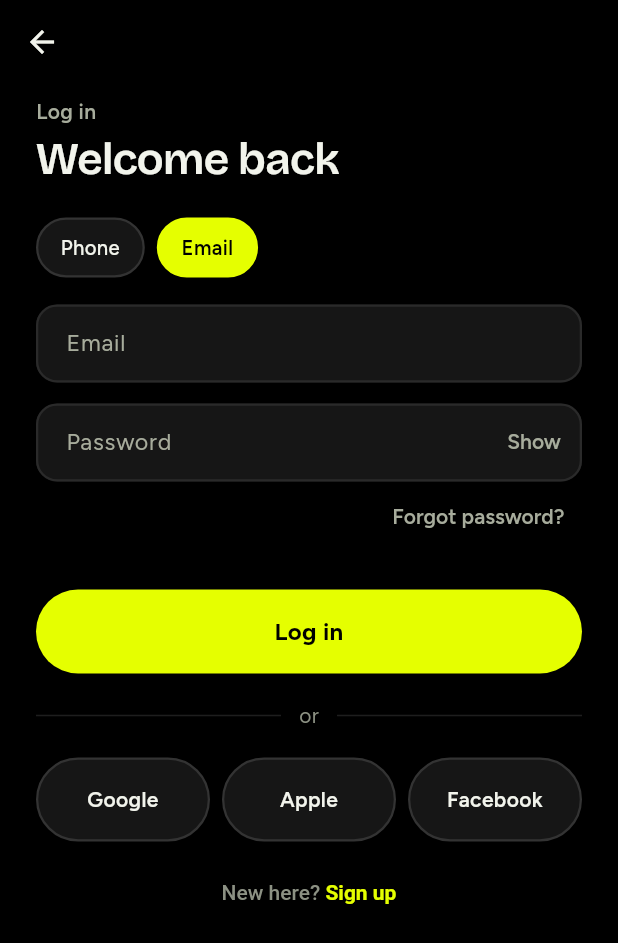
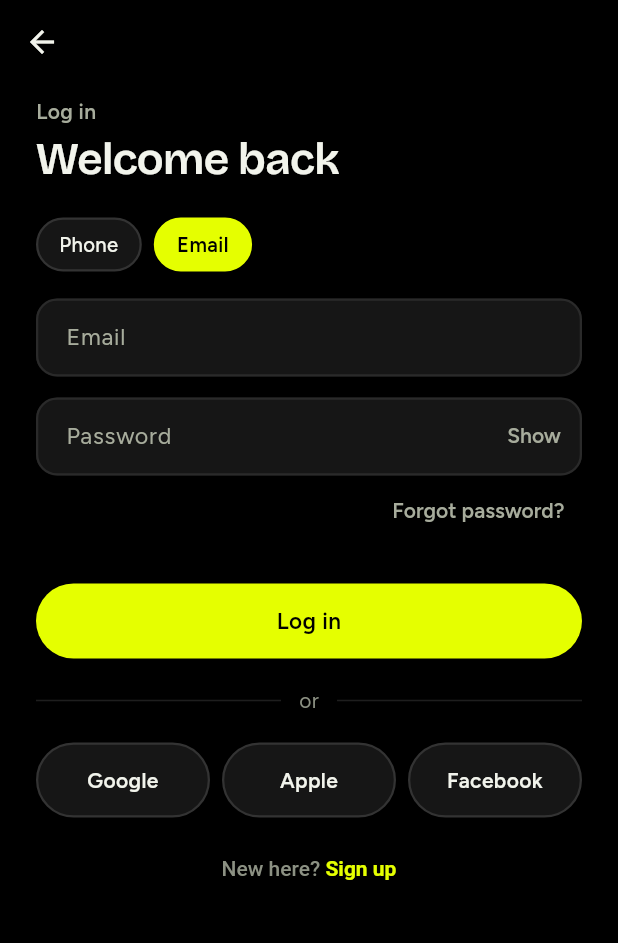
Before and after one commit to jnrkufuor/tracka-pep, a Flutter app: the screen it shows after launch, after a tap on an icon or button, on a phone screen of 412 x 824 dp. Shown: the top 943 px of the screen. Run offline on Flutter 3.47's test engine with Material 3 defaults, Android fonts, the phone set to English and light mode, and no system bars; our stand-ins replace connectivity_plus, firebase_core, firebase_messaging, flutter_secure_storage, flutter_svg, image_picker and 4 more; accounts and stored records are empty; network calls fail.

Commit message:
One button scale: 50 for the main action, 44 in cards, 36 for chips (#40)
Claude-Session: https://claude.ai/code/session_01KiezY9VgCQWvDooMjT1DwM

Co-authored-by: Claude <noreply@anthropic.com>

```diff
--- a/app/lib/screens/auth_screen.dart
+++ b/app/lib/screens/auth_screen.dart
@@ -318,7 +318,7 @@ class _Chip extends StatelessWidget {
 
 /// The board's big rounded buttons: main colour, or dark with a border.
 class _Cta extends StatelessWidget {
-  const _Cta({required this.label, required this.onTap, this.icon, this.ghost = false, this.busy = false, this.size = 16});
+  const _Cta({required this.label, required this.onTap, this.icon, this.ghost = false, this.busy = false, this.size = 15});
 
   final String label;
   final VoidCallback? onTap;
@@ -336,8 +336,8 @@ class _Cta extends StatelessWidget {
       child: Pressable(
         onTap: onTap,
         child: Container(
-          constraints: const BoxConstraints(minHeight: 56),
-          padding: const EdgeInsets.symmetric(horizontal: 16, vertical: 12),
+          constraints: const BoxConstraints(minHeight: Tk.btnMain),
+          padding: const EdgeInsets.symmetric(horizontal: 16, vertical: 8),
           alignment: Alignment.center,
           decoration: BoxDecoration(
             color: ghost ? Tk.field : (onTap == null ? a.main.withValues(alpha: 0.45) : a.main),
@@ -347,11 +347,11 @@ class _Cta extends StatelessWidget {
           child: busy
               ? SizedBox(width: 22, height: 22, child: CircularProgressIndicator(strokeWidth: 2.5, color: fg))
               : Row(mainAxisSize: MainAxisSize.min, children: [
-                  if (icon != null) ...[TIcon(icon!, size: 18, color: fg, stroke: 4), const SizedBox(width: 8)],
+                  if (icon != null) ...[TIcon(icon!, size: 16, color: fg, stroke: 4), const SizedBox(width: 8)],
                   Flexible(
                     child: Text(label,
                         textAlign: TextAlign.center,
-                        style: TextStyle(fontSize: size, fontWeight: ghost ? FontWeight.w600 : FontWeight.w700, color: fg)),
+                        style: TextStyle(fontSize: size, fontWeight: FontWeight.w600, color: fg)),
                   ),
                 ]),
         ),
--- a/app/lib/screens/home_screen.dart
+++ b/app/lib/screens/home_screen.dart
@@ -410,9 +410,9 @@ class _DayCard extends StatelessWidget {
         BPepNote(mood: kind == 'rest' ? PepMood.calm : PepMood.reading, text: focus),
         const SizedBox(height: 12),
         if (canStart)
-          BCta('Start training', height: 50, onTap: () => Navigator.of(context).push(MaterialPageRoute(builder: (_) => SessionScreen(sessionKey: item.id))))
+          BCta('Start training', height: Tk.btnInCard, onTap: () => Navigator.of(context).push(MaterialPageRoute(builder: (_) => SessionScreen(sessionKey: item.id))))
         else
-          BCta('See your week', ghost: true, height: 50, onTap: () => Navigator.of(context).push(MaterialPageRoute(builder: (_) => const WeekScreen()))),
+          BCta('See your week', ghost: true, height: Tk.btnInCard, onTap: () => Navigator.of(context).push(MaterialPageRoute(builder: (_) => const WeekScreen()))),
         if (week.health != 'fine') ...[
           const SizedBox(height: 12),
           Pressable(
@@ -500,7 +500,7 @@ class _StartHere extends StatelessWidget {
               ]),
             ),
           ),
-        if (cta != null && next != null) ...[const SizedBox(height: 8), BCta(cta, height: 50, onTap: next.go)],
+        if (cta != null && next != null) ...[const SizedBox(height: 8), BCta(cta, height: Tk.btnInCard, onTap: next.go)],
       ]),
     );
   }
--- a/app/lib/screens/training_screens.dart
+++ b/app/lib/screens/training_screens.dart
@@ -474,9 +474,9 @@ class _SessionScreenState extends State<SessionScreen> {
                       Text(step.how, textAlign: TextAlign.center, style: bNote.copyWith(fontSize: 13)),
                       const SizedBox(height: 14),
                       Row(children: [
-                        Expanded(child: BCta(_running ? 'Pause' : (_left == null ? 'Start' : 'Go on'), ghost: true, height: 48, onTap: () => _toggle(p))),
+                        Expanded(child: BCta(_running ? 'Pause' : (_left == null ? 'Start' : 'Go on'), ghost: true, height: Tk.btnInCard, onTap: () => _toggle(p))),
                         const SizedBox(width: 10),
-                        Expanded(child: BCta(at < p.steps.length - 1 ? 'Next drill' : 'Finish', height: 48, onTap: () => _next(p))),
+                        Expanded(child: BCta(at < p.steps.length - 1 ? 'Next drill' : 'Finish', height: Tk.btnInCard, onTap: () => _next(p))),
                       ]),
                     ]),
                   ),
--- a/app/lib/theme/theme.dart
+++ b/app/lib/theme/theme.dart
@@ -104,18 +104,20 @@ ThemeData trackaTheme({MainColour colour = MainColour.volt}) {
         foregroundColor: a.on,
         disabledBackgroundColor: Tk.field,
         disabledForegroundColor: Tk.faint,
-        minimumSize: const Size(64, 54),
+        minimumSize: const Size(64, Tk.btnMain),
+        padding: const EdgeInsets.symmetric(horizontal: 20),
         shape: const StadiumBorder(),
-        textStyle: const TextStyle(fontFamily: TType.text, fontSize: 15.5, fontWeight: FontWeight.w700),
+        textStyle: const TextStyle(fontFamily: TType.text, fontSize: 15, fontWeight: FontWeight.w600),
       ),
     ),
     outlinedButtonTheme: OutlinedButtonThemeData(
       style: OutlinedButton.styleFrom(
         foregroundColor: Tk.ink,
         side: const BorderSide(color: Tk.lineStrong, width: 1.5),
-        minimumSize: const Size(64, 50),
+        minimumSize: const Size(64, Tk.btnInCard),
+        padding: const EdgeInsets.symmetric(horizontal: 18),
         shape: const StadiumBorder(),
-        textStyle: const TextStyle(fontFamily: TType.text, fontSize: 15, fontWeight: FontWeight.w700),
+        textStyle: const TextStyle(fontFamily: TType.text, fontSize: 14.5, fontWeight: FontWeight.w600),
       ),
     ),
     textButtonTheme: TextButtonThemeData(
--- a/app/lib/theme/tokens.dart
+++ b/app/lib/theme/tokens.dart
@@ -47,6 +47,16 @@ class Tk {
   static const stoneTile = Color(0xFF23251F);
 
   // Shapes.
+  // Button heights: one scale everywhere, like iOS and Material apps.
+  //   main     50  the one main action on a screen (Continue, Start training)
+  //   inCard   44  buttons inside a card, or two side by side
+  //   small    36  chips, filters and small pills
+  // 44 is also the smallest comfortable tap target, so nothing tappable is
+  // shorter than 44 except chips, which get extra space around them.
+  static const btnMain = 50.0;
+  static const btnInCard = 44.0;
+  static const btnSmall = 36.0;
+
   static const rCard = 20.0;
   static const rTile = 12.0;
   static const rField = 14.0;
--- a/app/lib/widgets/ds.dart
+++ b/app/lib/widgets/ds.dart
@@ -288,8 +288,8 @@ class _Chip extends StatelessWidget {
         child: AnimatedContainer(
           duration: Motion.of(context, Motion.select),
           curve: Motion.change,
-          constraints: const BoxConstraints(minHeight: 40), // a comfortable tap target; grows with big text
-          padding: const EdgeInsets.symmetric(horizontal: 15, vertical: 6),
+          constraints: const BoxConstraints(minHeight: Tk.btnSmall), // grows with big text
+          padding: const EdgeInsets.symmetric(horizontal: 14, vertical: 6),
           decoration: BoxDecoration(
             color: selected ? a.main : Tk.field,
             borderRadius: BorderRadius.circular(999),
```
Also changed, not shown: app/lib/widgets/board.dart (+11 -11 lines).
